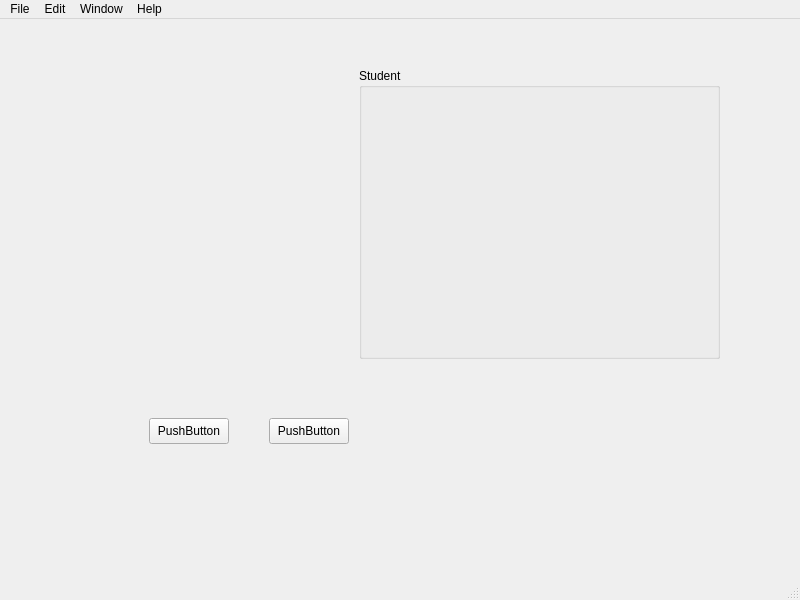
This is src/qt/mainwindow_teach.ui in tushino-llc/ProTest as Qt 5 draws it before an edit. The edited form follows.
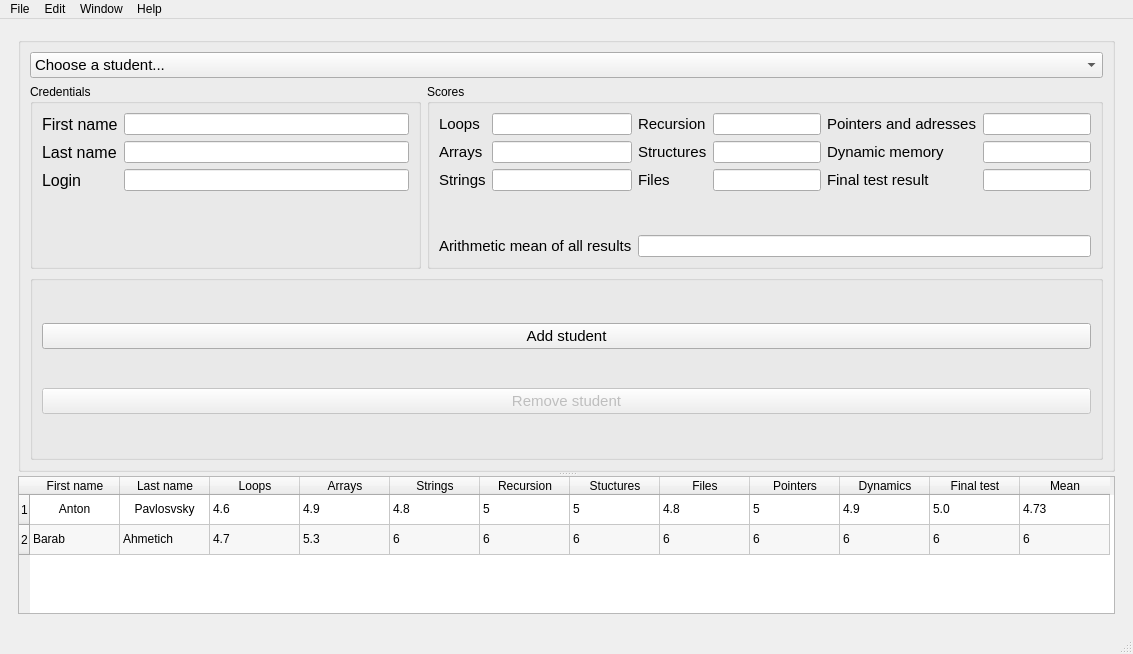
This is the edited form.

Commit message: Anton: add some UI features

Diff of the .ui file:
```diff
--- a/src/qt/mainwindow_teach.ui
+++ b/src/qt/mainwindow_teach.ui
@@ -6,60 +6,704 @@
    <rect>
     <x>0</x>
     <y>0</y>
-    <width>800</width>
-    <height>600</height>
+    <width>1133</width>
+    <height>654</height>
    </rect>
   </property>
   <property name="windowTitle">
    <string>Teacher's mode</string>
   </property>
   <widget class="QWidget" name="centralwidget">
-   <layout class="QGridLayout" name="gridLayout">
+   <layout class="QGridLayout" name="gridLayout_3">
     <item row="0" column="0">
      <widget class="QStackedWidget" name="stackedWidget">
       <property name="currentIndex">
        <number>0</number>
       </property>
       <widget class="QWidget" name="page">
-       <widget class="QPushButton" name="pushButton">
-        <property name="geometry">
-         <rect>
-          <x>140</x>
-          <y>390</y>
-          <width>80</width>
-          <height>26</height>
-         </rect>
-        </property>
-        <property name="text">
-         <string>PushButton</string>
-        </property>
-       </widget>
-       <widget class="QPushButton" name="pushButton_2">
-        <property name="geometry">
-         <rect>
-          <x>260</x>
-          <y>390</y>
-          <width>80</width>
-          <height>26</height>
-         </rect>
-        </property>
-        <property name="text">
-         <string>PushButton</string>
-        </property>
-       </widget>
-       <widget class="QGroupBox" name="groupBox">
-        <property name="geometry">
-         <rect>
-          <x>350</x>
-          <y>40</y>
-          <width>361</width>
-          <height>291</height>
-         </rect>
-        </property>
-        <property name="title">
-         <string>Student</string>
-        </property>
-       </widget>
+       <layout class="QVBoxLayout" name="verticalLayout">
+        <item>
+         <widget class="QSplitter" name="splitter">
+          <property name="sizePolicy">
+           <sizepolicy hsizetype="Preferred" vsizetype="Expanding">
+            <horstretch>0</horstretch>
+            <verstretch>0</verstretch>
+           </sizepolicy>
+          </property>
+          <property name="orientation">
+           <enum>Qt::Vertical</enum>
+          </property>
+          <widget class="QGroupBox" name="groupBox">
+           <property name="sizePolicy">
+            <sizepolicy hsizetype="Preferred" vsizetype="Preferred">
+             <horstretch>0</horstretch>
+             <verstretch>0</verstretch>
+            </sizepolicy>
+           </property>
+           <property name="title">
+            <string/>
+           </property>
+           <layout class="QVBoxLayout" name="verticalLayout_2">
+            <item>
+             <widget class="QComboBox" name="comboBox">
+              <property name="font">
+               <font>
+                <pointsize>11</pointsize>
+               </font>
+              </property>
+              <property name="editable">
+               <bool>false</bool>
+              </property>
+              <property name="currentText">
+               <string>Choose a student...</string>
+              </property>
+              <item>
+               <property name="text">
+                <string>Choose a student...</string>
+               </property>
+              </item>
+              <item>
+               <property name="text">
+                <string>Pavlovsky Anton</string>
+               </property>
+              </item>
+              <item>
+               <property name="text">
+                <string>Ahmetich Barab</string>
+               </property>
+              </item>
+             </widget>
+            </item>
+            <item>
+             <layout class="QHBoxLayout" name="horizontalLayout">
+              <item>
+               <widget class="QGroupBox" name="groupBox_3">
+                <property name="title">
+                 <string>Credentials</string>
+                </property>
+                <layout class="QGridLayout" name="gridLayout_2">
+                 <item row="0" column="0">
+                  <layout class="QFormLayout" name="formLayout">
+                   <item row="0" column="0">
+                    <widget class="QLabel" name="label_2">
+                     <property name="font">
+                      <font>
+                       <pointsize>12</pointsize>
+                      </font>
+                     </property>
+                     <property name="text">
+                      <string>First name</string>
+                     </property>
+                     <property name="buddy">
+                      <cstring>lineFN</cstring>
+                     </property>
+                    </widget>
+                   </item>
+                   <item row="0" column="1">
+                    <widget class="QLineEdit" name="lineFN">
+                     <property name="readOnly">
+                      <bool>true</bool>
+                     </property>
+                    </widget>
+                   </item>
+                   <item row="1" column="0">
+                    <widget class="QLabel" name="label_3">
+                     <property name="font">
+                      <font>
+                       <pointsize>12</pointsize>
+                      </font>
+                     </property>
+                     <property name="text">
+                      <string>Last name</string>
+                     </property>
+                     <property name="buddy">
+                      <cstring>lineLN</cstring>
+                     </property>
+                    </widget>
+                   </item>
+                   <item row="1" column="1">
+                    <widget class="QLineEdit" name="lineLN">
+                     <property name="readOnly">
+                      <bool>true</bool>
+                     </property>
+                    </widget>
+                   </item>
+                   <item row="2" column="0">
+                    <widget class="QLabel" name="label">
+                     <property name="font">
+                      <font>
+                       <pointsize>12</pointsize>
+                      </font>
+                     </property>
+                     <property name="text">
+                      <string>Login</string>
+                     </property>
+                     <property name="buddy">
+                      <cstring>lineLogin</cstring>
+                     </property>
+                    </widget>
+                   </item>
+                   <item row="2" column="1">
+                    <widget class="QLineEdit" name="lineLogin">
+                     <property name="readOnly">
+                      <bool>true</bool>
+                     </property>
+                    </widget>
+                   </item>
+                  </layout>
+                 </item>
+                </layout>
+               </widget>
+              </item>
+              <item>
+               <widget class="QGroupBox" name="groupBox_4">
+                <property name="title">
+                 <string>Scores</string>
+                </property>
+                <layout class="QGridLayout" name="gridLayout">
+                 <item row="0" column="0">
+                  <layout class="QFormLayout" name="formLayout_2">
+                   <item row="0" column="0">
+                    <widget class="QLabel" name="label_6">
+                     <property name="font">
+                      <font>
+                       <pointsize>11</pointsize>
+                      </font>
+                     </property>
+                     <property name="text">
+                      <string>Loops</string>
+                     </property>
+                     <property name="buddy">
+                      <cstring>lineLoops</cstring>
+                     </property>
+                    </widget>
+                   </item>
+                   <item row="0" column="1">
+                    <widget class="QLineEdit" name="lineLoops">
+                     <property name="readOnly">
+                      <bool>true</bool>
+                     </property>
+                    </widget>
+                   </item>
+                   <item row="1" column="1">
+                    <widget class="QLineEdit" name="lineArrays">
+                     <property name="readOnly">
+                      <bool>true</bool>
+                     </property>
+                    </widget>
+                   </item>
+                   <item row="2" column="1">
+                    <widget class="QLineEdit" name="lineStrings">
+                     <property name="readOnly">
+                      <bool>true</bool>
+                     </property>
+                    </widget>
+                   </item>
+                   <item row="1" column="0">
+                    <widget class="QLabel" name="label_8">
+                     <property name="font">
+                      <font>
+                       <pointsize>11</pointsize>
+                      </font>
+                     </property>
+                     <property name="text">
+                      <string>Arrays</string>
+                     </property>
+                     <property name="buddy">
+                      <cstring>lineArrays</cstring>
+                     </property>
+                    </widget>
+                   </item>
+                   <item row="2" column="0">
+                    <widget class="QLabel" name="label_7">
+                     <property name="font">
+                      <font>
+                       <pointsize>11</pointsize>
+                      </font>
+                     </property>
+                     <property name="text">
+                      <string>Strings</string>
+                     </property>
+                     <property name="buddy">
+                      <cstring>lineStrings</cstring>
+                     </property>
+                    </widget>
+                   </item>
+                  </layout>
+                 </item>
+                 <item row="0" column="1">
+                  <layout class="QFormLayout" name="formLayout_3">
+                   <item row="0" column="0">
+                    <widget class="QLabel" name="label_10">
+                     <property name="font">
+                      <font>
+                       <pointsize>11</pointsize>
+                      </font>
+                     </property>
+                     <property name="text">
+                      <string>Recursion</string>
+                     </property>
+                     <property name="buddy">
+                      <cstring>lineRecursion</cstring>
+                     </property>
+                    </widget>
+                   </item>
+                   <item row="0" column="1">
+                    <widget class="QLineEdit" name="lineRecursion">
+                     <property name="readOnly">
+                      <bool>true</bool>
+                     </property>
+                    </widget>
+                   </item>
+                   <item row="1" column="0">
+                    <widget class="QLabel" name="label_9">
+                     <property name="font">
+                      <font>
+                       <pointsize>11</pointsize>
+                      </font>
+                     </property>
+                     <property name="text">
+                      <string>Structures</string>
+                     </property>
+                     <property name="buddy">
+                      <cstring>lineStructures</cstring>
+                     </property>
+                    </widget>
+                   </item>
+                   <item row="2" column="0">
+                    <widget class="QLabel" name="label_11">
+                     <property name="font">
+                      <font>
+                       <pointsize>11</pointsize>
+                      </font>
+                     </property>
+                     <property name="text">
+                      <string>Files</string>
+                     </property>
+                     <property name="buddy">
+                      <cstring>lineFiles</cstring>
+                     </property>
+                    </widget>
+                   </item>
+                   <item row="1" column="1">
+                    <widget class="QLineEdit" name="lineStructures">
+                     <property name="readOnly">
+                      <bool>true</bool>
+                     </property>
+                    </widget>
+                   </item>
+                   <item row="2" column="1">
+                    <widget class="QLineEdit" name="lineFiles">
+                     <property name="readOnly">
+                      <bool>true</bool>
+                     </property>
+                    </widget>
+                   </item>
+                  </layout>
+                 </item>
+                 <item row="2" column="1" colspan="2">
+                  <widget class="QLineEdit" name="lineMean">
+                   <property name="readOnly">
+                    <bool>true</bool>
+                   </property>
+                  </widget>
+                 </item>
+                 <item row="0" column="2">
+                  <layout class="QFormLayout" name="formLayout_4">
+                   <item row="0" column="0">
+                    <widget class="QLabel" name="label_4">
+                     <property name="font">
+                      <font>
+                       <pointsize>11</pointsize>
+                      </font>
+                     </property>
+                     <property name="text">
+                      <string>Pointers and adresses</string>
+                     </property>
+                     <property name="buddy">
+                      <cstring>linePointers</cstring>
+                     </property>
+                    </widget>
+                   </item>
+                   <item row="1" column="0">
+                    <widget class="QLabel" name="label_12">
+                     <property name="font">
+                      <font>
+                       <pointsize>11</pointsize>
+                      </font>
+                     </property>
+                     <property name="text">
+                      <string>Dynamic memory</string>
+                     </property>
+                     <property name="buddy">
+                      <cstring>lineDyn_Mem</cstring>
+                     </property>
+                    </widget>
+                   </item>
+                   <item row="2" column="0">
+                    <widget class="QLabel" name="label_13">
+                     <property name="font">
+                      <font>
+                       <pointsize>11</pointsize>
+                      </font>
+                     </property>
+                     <property name="text">
+                      <string>Final test result</string>
+                     </property>
+                     <property name="buddy">
+                      <cstring>lineFinal</cstring>
+                     </property>
+                    </widget>
+                   </item>
+                   <item row="0" column="1">
+                    <widget class="QLineEdit" name="linePointers">
+                     <property name="readOnly">
+                      <bool>true</bool>
+                     </property>
+                    </widget>
+                   </item>
+                   <item row="1" column="1">
+                    <widget class="QLineEdit" name="lineDyn_Mem">
+                     <property name="readOnly">
+                      <bool>true</bool>
+                     </property>
+                    </widget>
+                   </item>
+                   <item row="2" column="1">
+                    <widget class="QLineEdit" name="lineFinal">
+                     <property name="readOnly">
+                      <bool>true</bool>
+                     </property>
+                    </widget>
+                   </item>
+                  </layout>
+                 </item>
+                 <item row="2" column="0">
+                  <widget class="QLabel" name="label_5">
+                   <property name="font">
+                    <font>
+                     <pointsize>11</pointsize>
+                    </font>
+                   </property>
+                   <property name="text">
+                    <string>Arithmetic mean of all results</string>
+                   </property>
+                   <property name="buddy">
+                    <cstring>lineMean</cstring>
+                   </property>
+                  </widget>
+                 </item>
+                </layout>
+               </widget>
+              </item>
+             </layout>
+            </item>
+            <item>
+             <widget class="QGroupBox" name="groupBox_2">
+              <property name="title">
+               <string/>
+              </property>
+              <layout class="QVBoxLayout" name="verticalLayout_3">
+               <item>
+                <widget class="QPushButton" name="pushButton_2">
+                 <property name="font">
+                  <font>
+                   <pointsize>11</pointsize>
+                  </font>
+                 </property>
+                 <property name="text">
+                  <string>Add student</string>
+                 </property>
+                </widget>
+               </item>
+               <item>
+                <widget class="QPushButton" name="pushButton">
+                 <property name="enabled">
+                  <bool>false</bool>
+                 </property>
+                 <property name="font">
+                  <font>
+                   <pointsize>11</pointsize>
+                  </font>
+                 </property>
+                 <property name="text">
+                  <string>Remove student</string>
+                 </property>
+                </widget>
+               </item>
+              </layout>
+             </widget>
+            </item>
+           </layout>
+          </widget>
+          <widget class="QTableWidget" name="tableWidget">
+           <property name="sizePolicy">
+            <sizepolicy hsizetype="Expanding" vsizetype="Minimum">
+             <horstretch>0</horstretch>
+             <verstretch>0</verstretch>
+            </sizepolicy>
+           </property>
+           <property name="sizeAdjustPolicy">
+            <enum>QAbstractScrollArea::AdjustToContents</enum>
+           </property>
+           <property name="editTriggers">
+            <set>QAbstractItemView::NoEditTriggers</set>
+           </property>
+           <property name="alternatingRowColors">
+            <bool>true</bool>
+           </property>
+           <property name="sortingEnabled">
+            <bool>true</bool>
+           </property>
+           <property name="rowCount">
+            <number>2</number>
+           </property>
+           <attribute name="horizontalHeaderCascadingSectionResizes">
+            <bool>false</bool>
+           </attribute>
+           <attribute name="horizontalHeaderDefaultSectionSize">
+            <number>90</number>
+           </attribute>
+           <attribute name="horizontalHeaderMinimumSectionSize">
+            <number>35</number>
+           </attribute>
+           <attribute name="horizontalHeaderStretchLastSection">
+            <bool>false</bool>
+           </attribute>
+           <attribute name="verticalHeaderShowSortIndicator" stdset="0">
+            <bool>false</bool>
+           </attribute>
+           <attribute name="verticalHeaderStretchLastSection">
+            <bool>false</bool>
+           </attribute>
+           <row/>
+           <row/>
+           <column>
+            <property name="text">
+             <string>First name</string>
+            </property>
+            <property name="textAlignment">
+             <set>AlignCenter</set>
+            </property>
+           </column>
+           <column>
+            <property name="text">
+             <string>Last name</string>
+            </property>
+            <property name="textAlignment">
+             <set>AlignCenter</set>
+            </property>
+           </column>
+           <column>
+            <property name="text">
+             <string>Loops</string>
+            </property>
+            <property name="textAlignment">
+             <set>AlignCenter</set>
+            </property>
+           </column>
+           <column>
+            <property name="text">
+             <string>Arrays</string>
+            </property>
+            <property name="textAlignment">
+             <set>AlignCenter</set>
+            </property>
+           </column>
+           <column>
+            <property name="text">
+             <string>Strings</string>
+            </property>
+            <property name="textAlignment">
+             <set>AlignCenter</set>
+            </property>
+           </column>
+           <column>
+            <property name="text">
+             <string>Recursion</string>
+            </property>
+            <property name="textAlignment">
+             <set>AlignCenter</set>
+            </property>
+           </column>
+           <column>
+            <property name="text">
+             <string>Stuctures</string>
+            </property>
+            <property name="textAlignment">
+             <set>AlignCenter</set>
+            </property>
+           </column>
+           <column>
+            <property name="text">
+             <string>Files</string>
+            </property>
+            <property name="textAlignment">
+             <set>AlignCenter</set>
+            </property>
+           </column>
+           <column>
+            <property name="text">
+             <string>Pointers</string>
+            </property>
+            <property name="textAlignment">
+             <set>AlignCenter</set>
+            </property>
+           </column>
+           <column>
+            <property name="text">
+             <string>Dynamics</string>
+            </property>
+            <property name="textAlignment">
+             <set>AlignCenter</set>
+            </property>
+           </column>
+           <column>
+            <property name="text">
+             <string>Final test</string>
+            </property>
+            <property name="textAlignment">
+             <set>AlignCenter</set>
+            </property>
+           </column>
+           <column>
+            <property name="text">
+             <string>Mean</string>
+            </property>
+            <property name="textAlignment">
+             <set>AlignCenter</set>
+            </property>
+           </column>
+           <item row="0" column="0">
+            <property name="text">
+             <string>Anton</string>
+            </property>
+            <property name="textAlignment">
+             <set>AlignCenter</set>
+            </property>
+           </item>
+           <item row="0" column="1">
+            <property name="text">
+             <string>Pavlosvsky</string>
+            </property>
+            <property name="textAlignment">
+             <set>AlignCenter</set>
+            </property>
+           </item>
+           <item row="0" column="2">
+            <property name="text">
+             <string>4.6</string>
+            </property>
+           </item>
+           <item row="0" column="3">
+            <property name="text">
+             <string>4.9</string>
+            </property>
+           </item>
+           <item row="0" column="4">
+            <property name="text">
+             <string>4.8</string>
+            </property>
+           </item>
+           <item row="0" column="5">
+            <property name="text">
+             <string>5</string>
+            </property>
+           </item>
+           <item row="0" column="6">
+            <property name="text">
+             <string>5</string>
+            </property>
+           </item>
+           <item row="0" column="7">
+            <property name="text">
+             <string>4.8</string>
+            </property>
+           </item>
+           <item row="0" column="8">
+            <property name="text">
+             <string>5</string>
+            </property>
+           </item>
+           <item row="0" column="9">
+            <property name="text">
+             <string>4.9</string>
+            </property>
+           </item>
+           <item row="0" column="10">
+            <property name="text">
+             <string>5.0</string>
+            </property>
+           </item>
+           <item row="0" column="11">
+            <property name="text">
+             <string>4.73</string>
+            </property>
+           </item>
+           <item row="1" column="0">
+            <property name="text">
+             <string>Barab</string>
+            </property>
+           </item>
+           <item row="1" column="1">
+            <property name="text">
+             <string>Ahmetich</string>
+            </property>
+           </item>
+           <item row="1" column="2">
+            <property name="text">
+             <string>4.7</string>
+            </property>
+           </item>
+           <item row="1" column="3">
+            <property name="text">
+             <string>5.3</string>
+            </property>
+           </item>
+           <item row="1" column="4">
+            <property name="text">
+             <string>6</string>
+            </property>
+           </item>
+           <item row="1" column="5">
+            <property name="text">
+             <string>6</string>
+            </property>
+           </item>
+           <item row="1" column="6">
+            <property name="text">
+             <string>6</string>
+            </property>
+           </item>
+           <item row="1" column="7">
+            <property name="text">
+             <string>6</string>
+            </property>
+           </item>
+           <item row="1" column="8">
+            <property name="text">
+             <string>6</string>
+            </property>
+           </item>
+           <item row="1" column="9">
+            <property name="text">
+             <string>6</string>
+            </property>
+           </item>
+           <item row="1" column="10">
+            <property name="text">
+             <string>6</string>
+            </property>
+           </item>
+           <item row="1" column="11">
+            <property name="text">
+             <string>6</string>
+            </property>
+           </item>
+          </widget>
+         </widget>
+        </item>
+       </layout>
       </widget>
       <widget class="QWidget" name="page_2">
        <widget class="QCheckBox" name="checkBox">
@@ -98,7 +742,7 @@
     <rect>
      <x>0</x>
      <y>0</y>
-     <width>800</width>
+     <width>1133</width>
      <height>23</height>
     </rect>
    </property>
```
Left out of the diff: 29 changed lines with no effect on the pictures. The commit also changes 10 other files.
